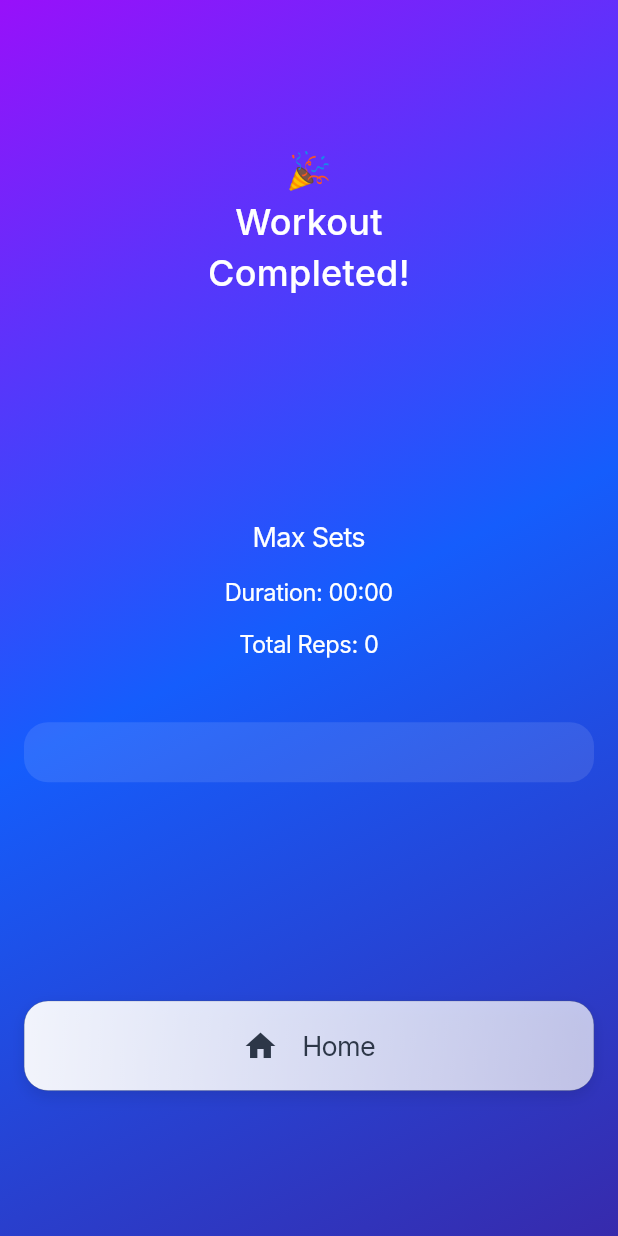
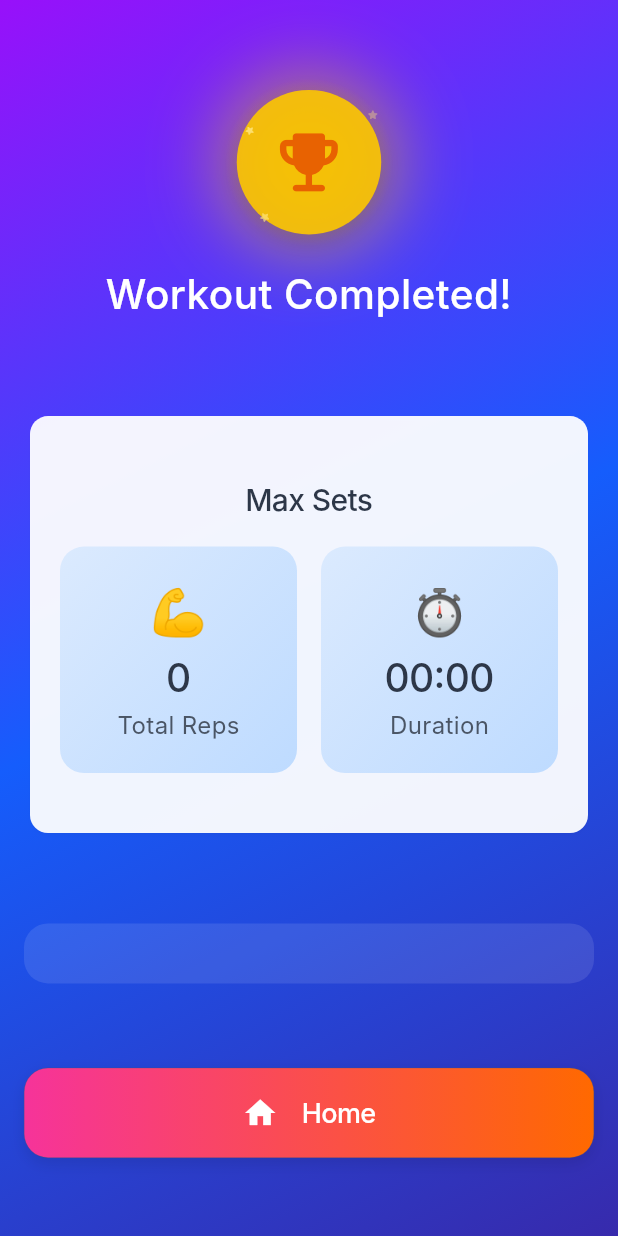
Before and after one commit to SaturnFromTitan/pull-up-ritual, a Flutter app: the SuccessScreen screen opened directly with empty values, on a phone screen of 412 x 824 dp. Run offline on Flutter 3.47's test engine with Material 3 defaults, Android fonts, the phone set to English and light mode, and no system bars; Roboto replaces fonts that are missing (Inter).

Commit message:
feat: style success page (#15)

```diff
--- a/lib/common/themes/app_colors.dart
+++ b/lib/common/themes/app_colors.dart
@@ -21,19 +21,27 @@ class AppColors {
     0x33FFFFFF,
   ); // 20% white opacity}
 
+  // accents, icons, etc.
+  static const Color yellow = Color(0xFFFDC700);
+  static const Color gold = Color(0xFFFFE680);
+
   // Gradient color lists
   static const List<Color> gradientPrimary = [
     Color(0xFFF6339A),
     Color(0xFFFF6900),
   ];
   static const List<Color> gradientSecondary = [
-    Color(0xFF00C950), // Green
-    Color(0xFF2B7FFF), // Blue
+    Color(0xFF00C950),
+    Color(0xFF2B7FFF),
   ];
-  static const List<Color> gradientBackground = [
-    Color(0xFF9810FA), // Purple start (0%)
-    Color(0xFF155DFC), // Blue middle (50%)
-    Color(0xFF372AAC), // Dark blue end (100%)
+  static const List<Color> gradientSurface = [
+    Color(0xFF9810FA),
+    Color(0xFF155DFC),
+    Color(0xFF372AAC),
+  ];
+  static const List<Color> gradientSurfaceOnLight = [
+    Color(0xFFDBEAFE),
+    Color(0xFFBEDBFF),
   ];
   static const List<Color> gradientAccentPurple = [
     Color(0xFF8B5CF6),
@@ -50,8 +58,13 @@ class AppColors {
 }
 
 class AppGradients {
-  static const LinearGradient background = LinearGradient(
-    colors: AppColors.gradientBackground,
+  static const LinearGradient surface = LinearGradient(
+    colors: AppColors.gradientSurface,
+    begin: Alignment.topLeft,
+    end: Alignment.bottomRight,
+  );
+  static const LinearGradient surfaceOnLight = LinearGradient(
+    colors: AppColors.gradientSurfaceOnLight,
     begin: Alignment.topLeft,
     end: Alignment.bottomRight,
   );
--- a/lib/common/themes/app_theme.dart
+++ b/lib/common/themes/app_theme.dart
@@ -31,9 +31,6 @@ final appTheme = ThemeData(
     bodyLarge: AppTypography.bodyLarge,
     bodyMedium: AppTypography.bodyMedium,
     bodySmall: AppTypography.bodySmall,
-    labelLarge: AppTypography.labelLarge,
-    labelMedium: AppTypography.labelMedium,
-    labelSmall: AppTypography.labelSmall,
   ),
 
   // Dialog theme
--- a/lib/common/themes/app_typography.dart
+++ b/lib/common/themes/app_typography.dart
@@ -32,7 +32,7 @@ class AppTypography {
   // Headline styles
   static const TextStyle headlineLarge = TextStyle(
     fontFamily: fontFamily,
-    fontSize: 20.25,
+    fontSize: 20.0,
     fontWeight: FontWeight.w500,
     height: 1.56,
     letterSpacing: -0.43,
@@ -48,9 +48,9 @@ class AppTypography {
 
   static const TextStyle headlineSmall = TextStyle(
     fontFamily: fontFamily,
-    fontSize: 15.75,
+    fontSize: 16,
     fontWeight: FontWeight.w400,
-    height: 1.43,
+    height: 1.5,
     letterSpacing: -0.29,
   );
 
@@ -78,29 +78,4 @@ class AppTypography {
     height: 1.33,
     letterSpacing: 0.4,
   );
-
-  // Label styles
-  static const TextStyle labelLarge = TextStyle(
-    fontFamily: fontFamily,
-    fontSize: 13.5,
-    fontWeight: FontWeight.w500,
-    height: 1.33,
-    letterSpacing: -0.11,
-  );
-
-  static const TextStyle labelMedium = TextStyle(
-    fontFamily: fontFamily,
-    fontSize: 12,
-    fontWeight: FontWeight.w500,
-    height: 1.33,
-    letterSpacing: 0.5,
-  );
-
-  static const TextStyle labelSmall = TextStyle(
-    fontFamily: fontFamily,
-    fontSize: 10,
-    fontWeight: FontWeight.w500,
-    height: 1.6,
-    letterSpacing: 0.5,
-  );
 }
--- a/lib/common/widgets/gradient_button.dart
+++ b/lib/common/widgets/gradient_button.dart
@@ -36,7 +36,12 @@ class GradientButton extends StatelessWidget {
             children: [
               Icon(icon),
               const SizedBox(width: AppSpacing.md),
-              Text(text, style: AppTypography.headlineMedium),
+              Text(
+                text,
+                style: AppTypography.headlineMedium.copyWith(
+                  fontWeight: FontWeight.w500,
+                ),
+              ),
             ],
           ),
         ),
--- a/lib/common/widgets/gradient_navigation_bar.dart
+++ b/lib/common/widgets/gradient_navigation_bar.dart
@@ -65,9 +65,8 @@ class _NavItem extends StatelessWidget {
 
   @override
   Widget build(BuildContext context) {
-    final TextStyle labelStyle = AppTypography.labelLarge.copyWith(
+    final TextStyle labelStyle = AppTypography.bodyMedium.copyWith(
       color: isSelected ? Colors.white : _inactiveColor,
-      fontWeight: FontWeight.w400,
     );
 
     final Widget coloredIcon = IconTheme(
--- a/lib/common/widgets/home_button.dart
+++ b/lib/common/widgets/home_button.dart
@@ -9,7 +9,13 @@ import 'package:pull_up_ritual/common/widgets/gradient_button.dart';
 class HomeButton extends StatelessWidget {
   final String text;
   final IconData icon;
-  const HomeButton({super.key, required this.text, this.icon = Icons.home});
+  final LinearGradient gradient;
+  const HomeButton({
+    super.key,
+    required this.text,
+    this.icon = Icons.home,
+    this.gradient = AppGradients.light,
+  });
 
   @override
   Widget build(BuildContext context) {
@@ -23,7 +29,7 @@ class HomeButton extends StatelessWidget {
       },
       text: text,
       icon: icon,
-      gradient: AppGradients.light,
+      gradient: gradient,
     );
   }
 }
--- a/lib/common/widgets/screen_scaffold.dart
+++ b/lib/common/widgets/screen_scaffold.dart
@@ -14,7 +14,7 @@ class ScreenScaffold extends StatelessWidget {
 
   @override
   Widget build(BuildContext context) {
-    const gradient = AppGradients.background;
+    const gradient = AppGradients.surface;
 
     // not using GradientSurface as the DefaultTextStyle would be overridden
     // by Scaffolds text styles
--- /dev/null
+++ b/lib/common/widgets/total_card.dart
@@ -0,0 +1,51 @@
+import 'package:flutter/material.dart';
+import 'package:pull_up_ritual/common/themes/app_colors.dart';
+import 'package:pull_up_ritual/common/themes/app_spacing.dart';
+import 'package:pull_up_ritual/common/themes/app_typography.dart';
+
+class TotalCard extends StatelessWidget {
+  final String text;
+  final String value;
+  final String emoji;
+  final Color? color;
+  final LinearGradient? gradient;
+  const TotalCard({
+    super.key,
+    required this.value,
+    required this.text,
+    required this.emoji,
+    this.color,
+    this.gradient,
+  }) : assert((color == null) != (gradient == null));
+
+  @override
+  Widget build(BuildContext context) {
+    return Container(
+      decoration: BoxDecoration(
+        color: color,
+        gradient: gradient,
+        borderRadius: BorderRadius.circular(AppSpacing.radiusMedium),
+      ),
+      padding: EdgeInsets.all(AppSpacing.paddingSmall),
+      child: Column(
+        children: [
+          Text(
+            emoji,
+            style: AppTypography.headlineLarge.copyWith(fontSize: 30),
+          ),
+          Text(
+            value,
+            style: AppTypography.headlineLarge.copyWith(fontSize: 26),
+          ),
+          Text(
+            text,
+            style: AppTypography.bodyMedium.copyWith(
+              fontSize: 16,
+              color: AppColors.onLightInactive,
+            ),
+          ),
+        ],
+      ),
+    );
+  }
+}
--- a/lib/features/history/screens/history_screen.dart
+++ b/lib/features/history/screens/history_screen.dart
@@ -1,7 +1,9 @@
 import 'package:flutter/material.dart';
 import 'package:provider/provider.dart';
+import 'package:pull_up_ritual/common/themes/app_colors.dart';
 import 'package:pull_up_ritual/common/themes/app_spacing.dart';
 import 'package:pull_up_ritual/common/themes/app_typography.dart';
+import 'package:pull_up_ritual/common/widgets/total_card.dart';
 import 'package:pull_up_ritual/features/workout/widgets/set_cards.dart';
 import 'package:pull_up_ritual/common/providers/app_provider.dart';
 import 'package:pull_up_ritual/features/workout/models.dart';
@@ -28,11 +30,21 @@ class HistoryScreen extends StatelessWidget {
         Row(
           children: [
             Expanded(
-              child: TotalCard(value: numWorkouts, text: "Total Workouts"),
+              child: TotalCard(
+                value: numWorkouts.toString(),
+                text: "Total Workouts",
+                emoji: "🏋",
+                color: AppColors.glassBackground,
+              ),
             ),
             SizedBox(width: AppSpacing.xs),
             Expanded(
-              child: TotalCard(value: totalReps, text: "Total Reps"),
+              child: TotalCard(
+                value: totalReps.toString(),
+                text: "Total Reps",
+                emoji: "💪",
+                color: AppColors.glassBackground,
+              ),
             ),
           ],
         ),
@@ -47,27 +59,6 @@ class HistoryScreen extends StatelessWidget {
           ),
         ),
       ],
-    );
-  }
-}
-
-class TotalCard extends StatelessWidget {
-  final int value;
-  final String text;
-  const TotalCard({super.key, required this.value, required this.text});
-
-  @override
-  Widget build(BuildContext context) {
-    return Card(
-      child: Padding(
-        padding: EdgeInsets.all(AppSpacing.paddingSmall),
-        child: Column(
-          children: [
-            Text(value.toString(), style: AppTypography.headlineLarge),
-            Text(text, style: AppTypography.bodyMedium),
-          ],
-        ),
-      ),
     );
   }
 }
--- a/lib/features/workout/screens/success_screen.dart
+++ b/lib/features/workout/screens/success_screen.dart
@@ -1,53 +1,134 @@
 import 'package:flutter/material.dart';
+import 'package:pull_up_ritual/common/themes/app_colors.dart';
+import 'package:pull_up_ritual/common/themes/app_spacing.dart';
 import 'package:pull_up_ritual/common/themes/app_typography.dart';
 import 'package:pull_up_ritual/common/widgets/screen_scaffold.dart';
 import 'package:pull_up_ritual/common/widgets/home_button.dart';
+import 'package:pull_up_ritual/common/widgets/total_card.dart';
+import 'package:pull_up_ritual/features/workout/widgets/animated_trophy.dart';
 import 'package:pull_up_ritual/features/workout/widgets/set_cards.dart';
 
 import 'package:pull_up_ritual/features/workout/models.dart';
 import 'package:pull_up_ritual/common/utils/utils.dart';
 
-class SuccessScreen extends StatelessWidget {
+class SuccessScreen extends StatefulWidget {
   final Workout workout;
 
   const SuccessScreen({super.key, required this.workout});
 
   @override
+  State<SuccessScreen> createState() => _SuccessScreenState();
+}
+
+class _SuccessScreenState extends State<SuccessScreen>
+    with SingleTickerProviderStateMixin {
+  late final AnimationController _controller;
+  late final Animation<double> _headlineOpacity;
+  late final Animation<Offset> _headlineOffset;
+
+  @override
+  void initState() {
+    super.initState();
+    _controller = AnimationController(
+      vsync: this,
+      duration: const Duration(milliseconds: 800),
+    );
+    _headlineOpacity = CurvedAnimation(
+      parent: _controller,
+      curve: const Interval(0.25, 1.0, curve: Curves.easeOut),
+    );
+    _headlineOffset =
+        Tween<Offset>(begin: const Offset(0, 0.2), end: Offset.zero).animate(
+          CurvedAnimation(
+            parent: _controller,
+            curve: const Interval(0.25, 1.0, curve: Curves.easeOut),
+          ),
+        );
+
+    WidgetsBinding.instance.addPostFrameCallback((_) {
+      if (mounted) _controller.forward();
+    });
+  }
+
+  @override
+  void dispose() {
+    _controller.dispose();
+    super.dispose();
+  }
+
+  @override
   Widget build(BuildContext context) {
-    final durationText = formatMinutesSeconds(workout.durationSeconds() ?? 0);
-    final totalReps = workout.totalReps();
+    final durationText = formatMinutesSeconds(
+      widget.workout.durationSeconds() ?? 0,
+    );
+    final totalReps = widget.workout.totalReps();
 
     return ScreenScaffold(
       child: Center(
         child: Column(
           mainAxisAlignment: MainAxisAlignment.spaceAround,
           children: [
-            Text(
-              '🎉\nWorkout\nCompleted!',
-              style: AppTypography.displayMedium,
-              textAlign: TextAlign.center,
-            ),
             Column(
               children: [
-                Text(
-                  workout.workoutType.name,
-                  style: AppTypography.headlineMedium,
+                const AnimatedTrophy(size: 112),
+                const SizedBox(height: 12),
+                FadeTransition(
+                  opacity: _headlineOpacity,
+                  child: SlideTransition(
+                    position: _headlineOffset,
+                    child: Text(
+                      'Workout Completed!',
+                      style: AppTypography.displayLarge,
+                      textAlign: TextAlign.center,
+                    ),
+                  ),
                 ),
-                const SizedBox(height: 12),
-                Text(
-                  "Duration: $durationText",
-                  style: AppTypography.headlineSmall,
-                ),
-                const SizedBox(height: 12),
-                Text(
-                  "Total Reps: $totalReps",
-                  style: AppTypography.headlineSmall,
-                ),
-                const SizedBox(height: 40),
-                SetCards(values: getSetCardValues(workout)),
               ],
             ),
-            HomeButton(text: "Home"),
+            SizedBox(
+              width: double.infinity,
+              child: Card(
+                // color: AppColors.surfaceLight,
+                child: Padding(
+                  padding: const EdgeInsets.symmetric(
+                    vertical: AppSpacing.paddingBig,
+                    horizontal: AppSpacing.paddingSmall,
+                  ),
+                  child: Column(
+                    children: [
+                      Text(
+                        widget.workout.workoutType.name,
+                        style: AppTypography.headlineLarge,
+                      ),
+                      SizedBox(height: AppSpacing.md),
+                      Row(
+                        children: [
+                          Expanded(
+                            child: TotalCard(
+                              text: "Total Reps",
+                              value: totalReps.toString(),
+                              emoji: "💪",
+                              gradient: AppGradients.surfaceOnLight,
+                            ),
+                          ),
+                          SizedBox(width: AppSpacing.md),
+                          Expanded(
+                            child: TotalCard(
+                              text: "Duration",
+                              value: durationText,
+                              emoji: "⏱️",
+                              gradient: AppGradients.surfaceOnLight,
+                            ),
+                          ),
+                        ],
+                      ),
+                    ],
+                  ),
+                ),
+              ),
+            ),
+            SetCards(values: getSetCardValues(widget.workout)),
+            HomeButton(text: "Home", gradient: AppGradients.primary),
           ],
         ),
       ),
--- a/lib/features/workout/screens/workouts/_base_workout_screen.dart
+++ b/lib/features/workout/screens/workouts/_base_workout_screen.dart
@@ -31,6 +31,11 @@ abstract class BaseWorkoutState<T extends BaseWorkoutScreen> extends State<T> {
 
   int getCompletedGroups(WorkoutProvider workoutProvider) {
     return workoutProvider.workout.sets.length;
+  }
+
+  bool isLastGroup(WorkoutProvider workoutProvider) {
+    return getCompletedGroups(workoutProvider) ==
+        workoutProvider.workout.maxGroups - 1;
   }
 
   bool isFinished(WorkoutProvider workoutProvider) {
--- a/lib/features/workout/screens/workouts/ladders_screen.dart
+++ b/lib/features/workout/screens/workouts/ladders_screen.dart
@@ -23,9 +23,7 @@ class _LaddersState extends BaseWorkoutState<LaddersScreen> {
   int get restDurationSeconds => 30;
 
   @override
-  int getCompletedGroups(WorkoutProvider workoutProvider) {
-    return _completedGroups;
-  }
+  int getCompletedGroups(WorkoutProvider workoutProvider) => _completedGroups;
 
   @override
   int getTargetReps() => _targetReps;
@@ -49,7 +47,7 @@ class _LaddersState extends BaseWorkoutState<LaddersScreen> {
       ),
       GradientButton(
         onPressed: () {
-          // have to increment completedLadders before calling finishSet
+          // have to increment _completedGroups before calling finishSet
           // so that isFinished() is evaluated correctly
           _completedGroups++;
           finishSet(
@@ -60,8 +58,10 @@ class _LaddersState extends BaseWorkoutState<LaddersScreen> {
           );
           _targetReps = 1;
         },
-        text: 'Done, start new ladder',
-        icon: Icons.refresh,
+        text: isLastGroup(workoutProvider)
+            ? 'Finish Workout'
+            : 'Done, start new ladder',
+        icon: isLastGroup(workoutProvider) ? Icons.check : Icons.refresh,
         gradient: AppGradients.accentPurple,
       ),
       GradientButton(
@@ -77,7 +77,7 @@ class _LaddersState extends BaseWorkoutState<LaddersScreen> {
     ];
     var customRepsForm = RepsForm(
       onValidSubmit: (int reps) {
-        // have to increment completedLadders before calling finishSet
+        // have to increment _completedGroups before calling finishSet
         // so that isFinished() is evaluated correctly
         _completedGroups++;
         finishSet(
--- /dev/null
+++ b/lib/features/workout/widgets/animated_trophy.dart
@@ -0,0 +1,216 @@
+import 'dart:math' as math;
+
+import 'package:flutter/material.dart';
+import 'package:pull_up_ritual/common/themes/app_colors.dart';
+
+class AnimatedTrophy extends StatefulWidget {
+  final double size;
+  const AnimatedTrophy({super.key, this.size = 112});
+
+  @override
+  State<AnimatedTrophy> createState() => _AnimatedTrophyState();
+}
+
+class _AnimatedTrophyState extends State<AnimatedTrophy>
+    with TickerProviderStateMixin {
+  late final AnimationController _introController;
+  late final AnimationController _sparkleController;
+  late final Animation<double> _scale;
+  late final Animation<double> _rotation;
+  late final Animation<double> _glowOpacity;
+
+  @override
+  void initState() {
+    super.initState();
+    _introController = AnimationController(
+      vsync: this,
+      duration: const Duration(milliseconds: 900),
+    );
+
+    _scale = CurvedAnimation(
+      parent: _introController,
+      curve: const Interval(0.0, 0.9, curve: Curves.elasticOut),
+    ).drive(Tween(begin: 0.6, end: 1.0));
+
+    _rotation = CurvedAnimation(
+      parent: _introController,
+      curve: const Interval(0.0, 0.6, curve: Curves.easeOutBack),
+    ).drive(Tween(begin: -0.12, end: 0.0));
+
+    _glowOpacity = CurvedAnimation(
+      parent: _introController,
+      curve: const Interval(0.2, 1.0, curve: Curves.easeOut),
+    );
+
+    _sparkleController = AnimationController(
+      vsync: this,
+      duration: const Duration(milliseconds: 1600),
+    )..repeat(reverse: true);
+
+    // Kick off intro animation on first frame.
+    WidgetsBinding.instance.addPostFrameCallback((_) {
+      if (mounted) _introController.forward();
+    });
+  }
+
+  @override
+  void dispose() {
+    _introController.dispose();
+    _sparkleController.dispose();
+    super.dispose();
+  }
+
+  // Continuous wave helper for sparkle twinkle
+  double _wave(double phase) {
+    final t = _sparkleController.value; // 0..1
+    return 0.5 + 0.5 * math.sin(2 * math.pi * (t + phase)); // 0..1
+  }
+
+  @override
+  Widget build(BuildContext context) {
+    final double s = widget.size;
+    const Color trophyColor = AppColors.yellow;
+
+    return SizedBox(
+      width: s,
+      height: s,
+      child: Stack(
+        alignment: Alignment.center,
+        children: [
+          // Soft blurred glow behind the trophy
+          FadeTransition(
+            opacity: _glowOpacity,
+            child: Container(
+              width: s,
+              height: s,
+              decoration: BoxDecoration(
+                shape: BoxShape.circle,
+                gradient: RadialGradient(
+                  colors: [
+                    trophyColor.withValues(alpha: 0.55),
+                    trophyColor.withValues(alpha: 0.0),
+                  ],
+                ),
+                boxShadow: [
+                  BoxShadow(
+                    color: trophyColor.withValues(alpha: 0.45),
+                    blurRadius: s * 0.35,
+                    spreadRadius: s * 0.05,
+                  ),
+                ],
+              ),
+            ),
+          ),
+          // Main trophy badge
+          ScaleTransition(
+            scale: _scale,
+            child: AnimatedBuilder(
+              animation: _rotation,
+              builder: (context, child) {
+                return Transform.rotate(angle: _rotation.value, child: child);
+              },
+              child: Container(
+                width: s * 0.86,
+                height: s * 0.86,
+                decoration: BoxDecoration(
+                  color: trophyColor.withValues(alpha: 0.9),
+                  shape: BoxShape.circle,
+                  boxShadow: [
+                    BoxShadow(
+                      color: Colors.black.withValues(alpha: 0.15),
+                      blurRadius: 12,
+                      offset: const Offset(0, 4),
+                    ),
+                  ],
+                ),
+                child: Icon(
+                  Icons.emoji_events_rounded,
+                  color: Colors.orange.shade900.withValues(alpha: 0.85),
+                  size: s * 0.46,
+                ),
+              ),
+            ),
+          ),
+          // Playful sparkle dots that twinkle continuously using phase-shifted waves
+          AnimatedBuilder(
+            animation: _sparkleController,
+            builder: (context, _) {
+              final opA = 0.4 + 0.6 * _wave(0.00);
+              final scA = 0.90 + 0.20 * _wave(0.00);
+              final opB = 0.4 + 0.6 * _wave(0.33);
+              final scB = 0.90 + 0.20 * _wave(0.33);
+              final opC = 0.4 + 0.6 * _wave(0.66);
+              final scC = 0.90 + 0.20 * _wave(0.66);
+              return Stack(
+                children: [
+                  Positioned(
+                    right: s * 0.08,
+                    top: s * 0.18,
+                    child: _Sparkle(
+                      opacity: opA,
+                      scale: scA,
+                      size: s * 0.08,
+                      angle: 0,
+                    ),
+                  ),
+                  Positioned(
+                    left: s * 0.12,
+                    top: s * 0.28,
+                    child: _Sparkle(
+                      opacity: opB,
+                      scale: scB,
+                      size: s * 0.06,
+                      angle: math.pi / 4,
+                    ),
+                  ),
+                  Positioned(
+                    left: s * 0.2,
+                    bottom: s * 0.14,
+                    child: _Sparkle(
+                      opacity: opC,
+                      scale: scC,
+                      size: s * 0.07,
+                      angle: -math.pi / 6,
+                    ),
+                  ),
+                ],
+              );
+            },
+          ),
+        ],
+      ),
+    );
+  }
+}
+
+class _Sparkle extends StatelessWidget {
+  final double opacity;
+  final double scale;
+  final double size;
+  final double angle;
+
+  const _Sparkle({
+    required this.opacity,
+    required this.scale,
+    required this.size,
+    required this.angle,
+  });
+
+  @override
+  Widget build(BuildContext context) {
+    return Opacity(
+      opacity: opacity.clamp(0.0, 1.0),
+      child: Transform.rotate(
+        angle: angle,
+        child: Transform.scale(
+          scale: scale,
+          child: Icon(
+            Icons.star_rounded,
+            color: AppColors.gold.withValues(alpha: 0.9),
+            size: size,
+          ),
+        ),
+      ),
+    );
+  }
+}
```
